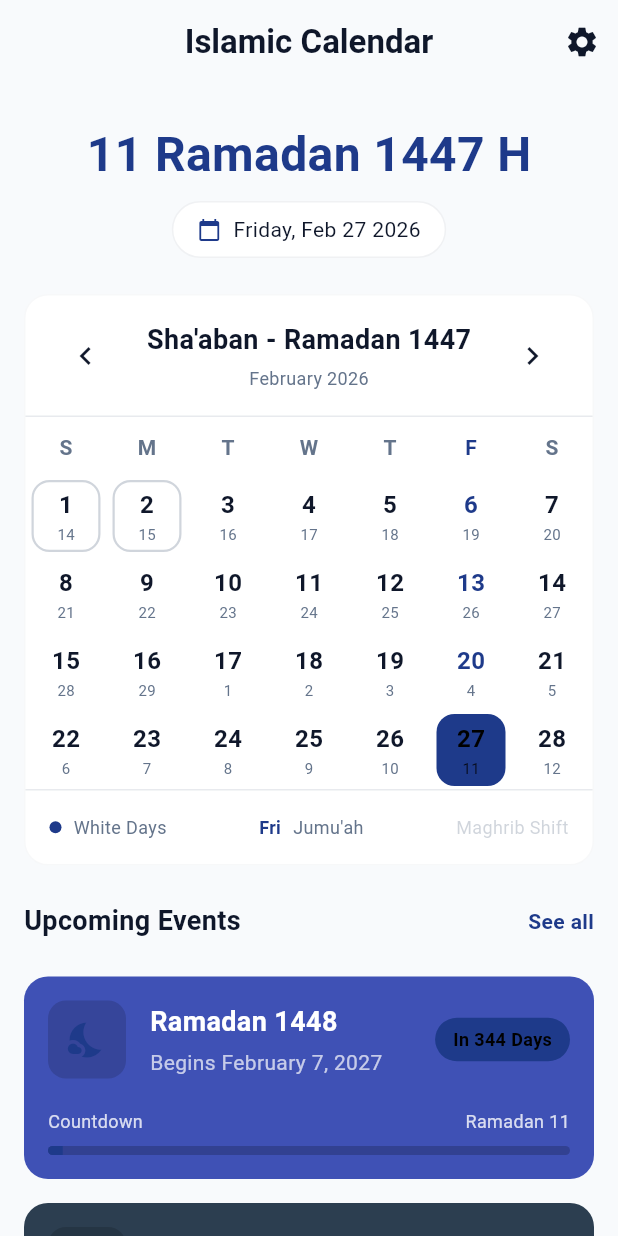
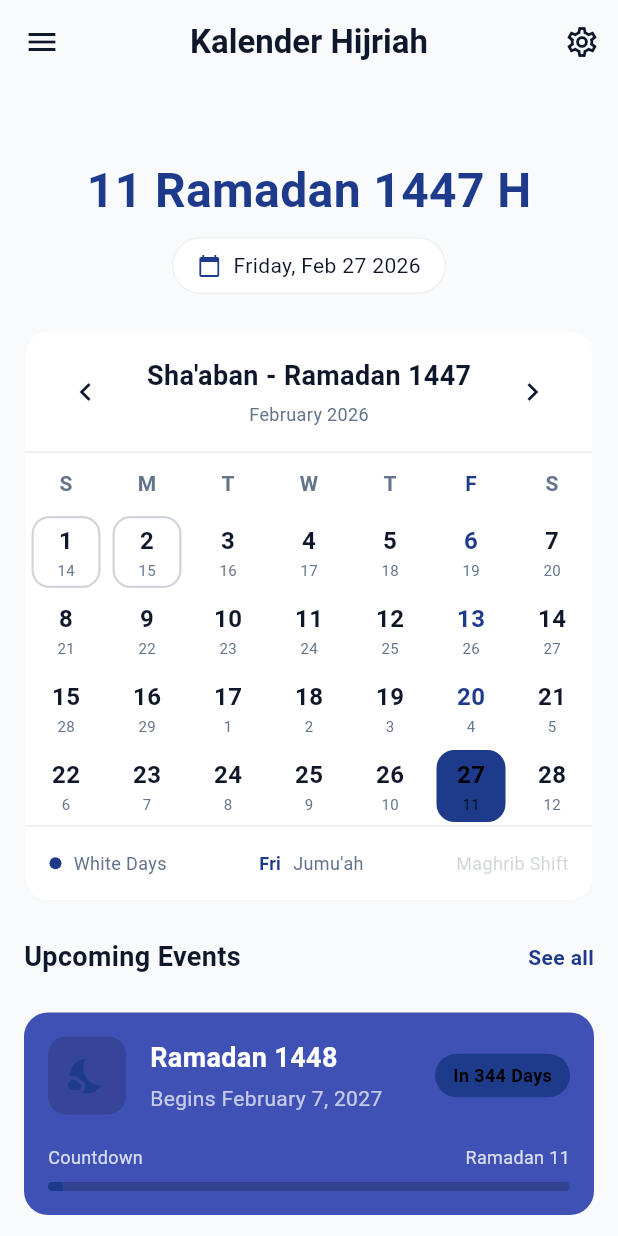
Before and after one commit to masumrpg/mls_flutter, a Flutter app: the KalenderPage screen opened by its route, on a phone screen of 412 x 824 dp. Run offline on Flutter 3.47's test engine with Material 3 defaults, Android fonts, the phone set to English and light mode, and no system bars; drawn by our look-alikes of table_calendar; our stand-ins replace audioplayers, dio, drift, drift_flutter, envied, equatable and 16 more; missing offline and left inert: gal, workmanager; accounts and stored records are empty; generated files the repository leaves out were written again; network calls fail.

Commit message:
refactor: standardize page layout using new `AppScaffold` and `AppHeader` components across multiple pages.

```diff
--- a/lib/features/kalender/ui/pages/kalender_page.dart
+++ b/lib/features/kalender/ui/pages/kalender_page.dart
@@ -4,6 +4,8 @@ import 'package:intl/intl.dart';
 import 'package:table_calendar/table_calendar.dart';
 import '../../../../core/theme/app_colors.dart';
 import '../../../../core/theme/app_typography.dart';
+import '../../../../shared/widgets/app_scaffold.dart';
+import '../../../../shared/widgets/app_header.dart';
 
 class KalenderPage extends StatefulWidget {
   const KalenderPage({super.key});
@@ -18,7 +20,6 @@ class _KalenderPageState extends State<KalenderPage> {
   late HijriCalendar _todayHijri;
 
   bool get _isDark => Theme.of(context).brightness == Brightness.dark;
-  Color get _bgColor => Theme.of(context).scaffoldBackgroundColor;
   Color get _textColor => _isDark ? AppColors.darkText : AppColors.black;
   Color get _subTextColor =>
       _isDark ? AppColors.darkTextSecondary : AppColors.grey;
@@ -560,28 +561,18 @@ class _KalenderPageState extends State<KalenderPage> {
 
   @override
   Widget build(BuildContext context) {
-    return Scaffold(
-      backgroundColor: _bgColor,
-      appBar: AppBar(
-        title: Text(
-          'Islamic Calendar',
-          style: AppTypography.textTheme.titleLarge?.copyWith(
-            color: _textColor,
-            fontWeight: FontWeight.w600,
-          ),
-        ),
-        centerTitle: true,
-        backgroundColor: Colors.transparent,
-        elevation: 0,
+    return AppScaffold(
+      header: AppHeader.classic(
+        title: 'Kalender Hijriah',
+        onMenuPressed: () => Scaffold.of(context).openDrawer(),
         actions: [
           IconButton(
-            icon: Icon(Icons.settings, color: _textColor),
+            icon: Icon(Icons.settings_outlined, color: _textColor),
             onPressed: () {},
           ),
         ],
       ),
-      body: SafeArea(
-        child: SingleChildScrollView(
+      body: SingleChildScrollView(
           padding: const EdgeInsets.symmetric(horizontal: 16.0, vertical: 8.0),
           child: Column(
             children: [
@@ -589,8 +580,7 @@ class _KalenderPageState extends State<KalenderPage> {
               _buildCalendarCard(),
               _buildUpcomingEvents(),
               const SizedBox(height: 32),
-            ],
-          ),
+          ],
         ),
       ),
     );
--- /dev/null
+++ b/lib/shared/widgets/app_header.dart
@@ -0,0 +1,186 @@
+import 'package:flutter/material.dart';
+import '../../core/theme/app_colors.dart';
+import '../../core/theme/app_typography.dart';
+
+enum AppHeaderVariant { greetings, classic, location }
+
+class AppHeader extends StatelessWidget implements PreferredSizeWidget {
+  final AppHeaderVariant variant;
+  final String title;
+  final String? subtitle;
+  final List<Widget>? actions;
+  final VoidCallback? onMenuPressed;
+  final VoidCallback? onBackPressed;
+  final Widget? locationContent;
+
+  const AppHeader({
+    super.key,
+    required this.variant,
+    this.title = '',
+    this.subtitle,
+    this.actions,
+    this.onMenuPressed,
+    this.onBackPressed,
+    this.locationContent,
+  });
+
+  factory AppHeader.greetings({
+    required String name,
+    required String greeting,
+    List<Widget>? actions,
+    VoidCallback? onMenuPressed,
+  }) {
+    return AppHeader(
+      variant: AppHeaderVariant.greetings,
+      title: greeting,
+      subtitle: name,
+      actions: actions,
+      onMenuPressed: onMenuPressed,
+    );
+  }
+
+  factory AppHeader.classic({
+    required String title,
+    List<Widget>? actions,
+    VoidCallback? onMenuPressed,
+    VoidCallback? onBackPressed,
+  }) {
+    return AppHeader(
+      variant: AppHeaderVariant.classic,
+      title: title,
+      actions: actions,
+      onMenuPressed: onMenuPressed,
+      onBackPressed: onBackPressed,
+    );
+  }
+
+  factory AppHeader.location({
+    required Widget locationWidget,
+    List<Widget>? actions,
+    VoidCallback? onMenuPressed,
+  }) {
+    return AppHeader(
+      variant: AppHeaderVariant.location,
+      locationContent: locationWidget,
+      actions: actions,
+      onMenuPressed: onMenuPressed,
+    );
+  }
+
+  @override
+  Widget build(BuildContext context) {
+    final theme = Theme.of(context);
+    final isDark = theme.brightness == Brightness.dark;
+    final textColor = isDark ? AppColors.darkText : AppColors.black;
+    final subTextColor = isDark ? AppColors.darkTextSecondary : AppColors.grey;
+
+    if (variant == AppHeaderVariant.classic) {
+      return AppBar(
+        backgroundColor: Colors.transparent,
+        elevation: 0,
+        centerTitle: true,
+        leading: onBackPressed != null
+            ? IconButton(
+                icon: Icon(Icons.chevron_left, color: textColor),
+                onPressed: onBackPressed,
+              )
+            : onMenuPressed != null
+                ? IconButton(
+                    icon: Icon(Icons.menu, color: textColor),
+                    onPressed: onMenuPressed,
+                  )
+                : null,
+        title: Text(
+          title,
+          style: AppTypography.textTheme.titleLarge?.copyWith(
+            color: textColor,
+            fontWeight: FontWeight.bold,
+          ),
+        ),
+        actions: actions,
+      );
+    }
+
+    return SafeArea(
+      bottom: false,
+      child: Padding(
+        padding: const EdgeInsets.symmetric(horizontal: 24.0, vertical: 12.0),
+        child: _buildVariantContent(context, textColor, subTextColor),
+      ),
+    );
+  }
+
+  Widget _buildVariantContent(BuildContext context, Color textColor, Color subTextColor) {
+    if (variant == AppHeaderVariant.greetings) {
+      return Row(
+        mainAxisAlignment: MainAxisAlignment.spaceBetween,
+        children: [
+          if (onMenuPressed != null) ...[
+            IconButton(
+              padding: EdgeInsets.zero,
+              alignment: Alignment.centerLeft,
+              icon: Icon(Icons.menu, color: textColor, size: 28),
+              onPressed: onMenuPressed,
+            ),
+            const SizedBox(width: 8),
+          ],
+          Expanded(
+            child: Column(
+              crossAxisAlignment: CrossAxisAlignment.start,
+              mainAxisSize: MainAxisSize.min,
+              children: [
+                Text(
+                  title,
+                  style: TextStyle(
+                    color: subTextColor,
+                    fontSize: 14,
+                  ),
+                ),
+                const SizedBox(height: 4),
+                Text(
+                  subtitle ?? '',
+                  style: TextStyle(
+                    color: textColor,
+                    fontSize: 20,
+                    fontWeight: FontWeight.bold,
+                  ),
+                ),
+              ],
+            ),
+          ),
+          const CircleAvatar(
+            radius: 20,
+            backgroundImage: NetworkImage('https://i.pravatar.cc/150?u=masum'),
+          ),
+        ],
+      );
+    }
+
+    if (variant == AppHeaderVariant.location) {
+      return Row(
+        crossAxisAlignment: CrossAxisAlignment.start,
+        children: [
+          if (onMenuPressed != null) ...[
+            IconButton(
+              padding: EdgeInsets.zero,
+              alignment: Alignment.topLeft,
+              icon: Icon(Icons.menu, color: textColor, size: 28),
+              onPressed: onMenuPressed,
+            ),
+            const SizedBox(width: 8),
+          ],
+          Expanded(child: locationContent ?? const SizedBox()),
+          const CircleAvatar(
+            radius: 20,
+            backgroundImage: NetworkImage('https://i.pravatar.cc/150?u=masum'),
+          ),
+        ],
+      );
+    }
+
+    return const SizedBox();
+  }
+
+  @override
+  Size get preferredSize => const Size.fromHeight(80);
+}
--- /dev/null
+++ b/lib/shared/widgets/app_scaffold.dart
@@ -0,0 +1,47 @@
+import 'package:flutter/material.dart';
+import 'app_header.dart';
+
+class AppScaffold extends StatelessWidget {
+  final AppHeader? header;
+  final Widget body;
+  final Widget? drawer;
+  final Widget? bottomNavigationBar;
+  final Widget? floatingActionButton;
+  final Color? backgroundColor;
+  final bool resizeToAvoidBottomInset;
+
+  const AppScaffold({
+    super.key,
+    this.header,
+    required this.body,
+    this.drawer,
+    this.bottomNavigationBar,
+    this.floatingActionButton,
+    this.backgroundColor,
+    this.resizeToAvoidBottomInset = true,
+  });
+
+  @override
+  Widget build(BuildContext context) {
+    final theme = Theme.of(context);
+    final bgColor = backgroundColor ?? theme.scaffoldBackgroundColor;
+
+    return Scaffold(
+      backgroundColor: bgColor,
+      appBar: (header != null && header!.variant == AppHeaderVariant.classic)
+          ? header
+          : null,
+      drawer: drawer,
+      bottomNavigationBar: bottomNavigationBar,
+      floatingActionButton: floatingActionButton,
+      resizeToAvoidBottomInset: resizeToAvoidBottomInset,
+      body: Column(
+        children: [
+          if (header != null && header!.variant != AppHeaderVariant.classic)
+            header!,
+          Expanded(child: body),
+        ],
+      ),
+    );
+  }
+}
```
Also changed, not shown: lib/features/hadis/ui/pages/hadis_page.dart (+7 -8 lines), lib/features/home/ui/pages/home_page.dart (+55 -92 lines), lib/features/profil/ui/pages/profil_page.dart (+9 -27 lines), lib/features/quran/ui/pages/quran_page.dart (+9 -18 lines), lib/features/sholat/ui/pages/sholat_page.dart (+66 -83 lines).
